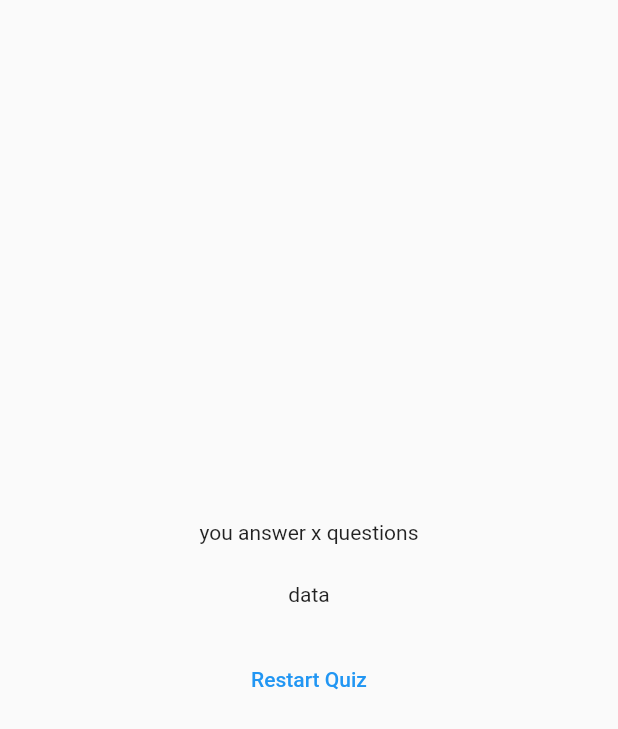
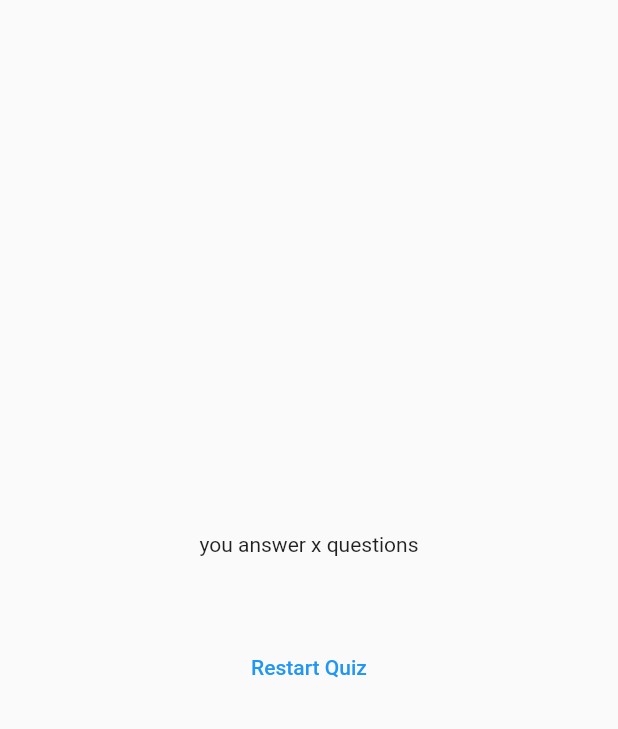
Before and after one commit to TmajidT/flutter-quiz-app, a Flutter app: the ResultScreen widget shown alone on an empty page, opened directly with empty values, on a phone screen of 412 x 824 dp. Shown: the top 729 px of the screen. Run offline on Flutter 3.47's test engine with Material 2 defaults, Android fonts, the phone set to English and light mode, and no system bars; our stand-ins replace google_fonts.

Commit message:
editing result screen

```diff
--- a/lib/quiz.dart
+++ b/lib/quiz.dart
@@ -28,7 +28,6 @@ class _QuizState extends State<Quiz> {
     if (selectedAnswers.length == questions.length) {
       setState(() {
         activeScreen = "result-screen";
-        selectedAnswers = [];
       });
     }
   }
--- a/lib/results_screen.dart
+++ b/lib/results_screen.dart
@@ -1,5 +1,6 @@
 import 'package:flutter/material.dart';
 import 'package:quiz/data/questions.dart';
+import 'question_summary.dart';
 
 class ResultScreen extends StatelessWidget {
   const ResultScreen({super.key, required this.chosenAnswers});
@@ -33,7 +34,7 @@ class ResultScreen extends StatelessWidget {
             const SizedBox(
               height: 25,
             ),
-            const Text("data"),
+            QuestionSummary(summaryData: getSummeryData()),
             const SizedBox(
               height: 25,
             ),
```
Also changed, not shown: lib/question_summary.dart (+16 -5 lines).
